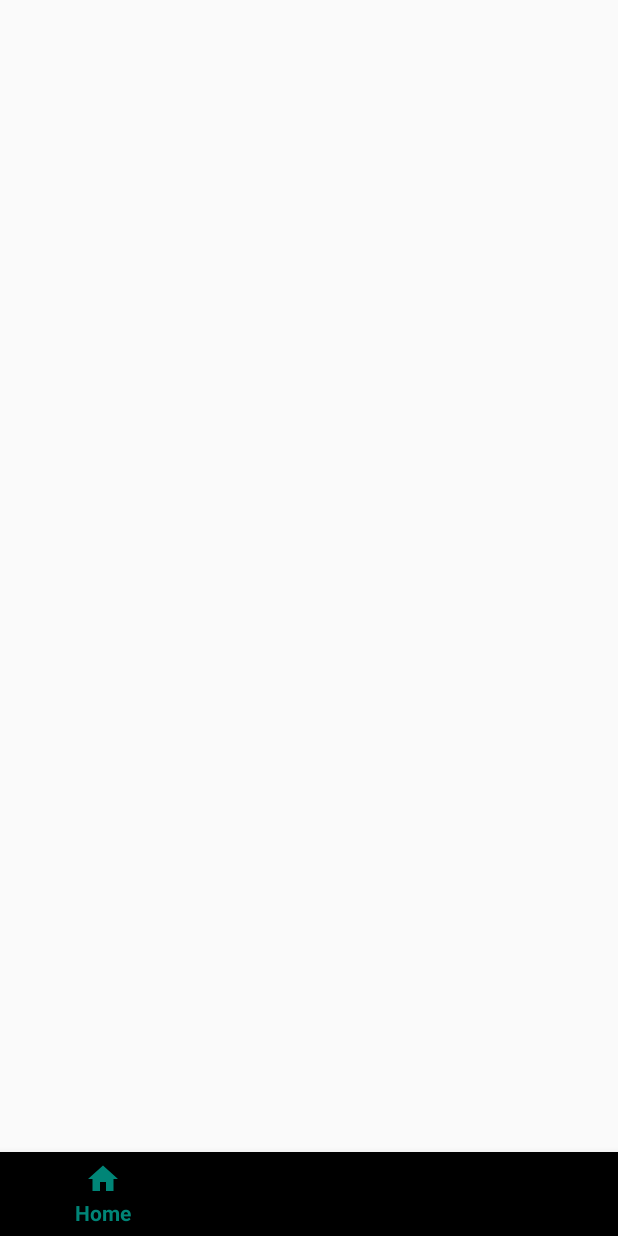
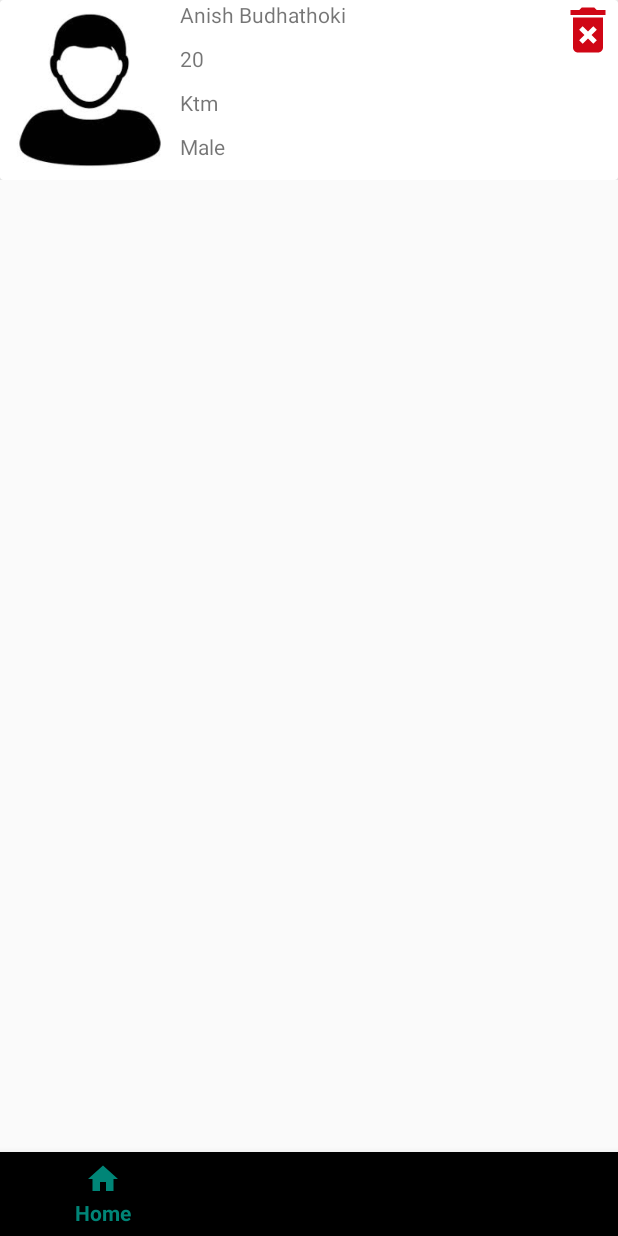
Before and after one commit to anishbudhathoki21/eSoftwarica-3rdAssignment, an Android app: the DashboardActivity screen opened directly, with no data from a screen before it, on a phone screen of 412 x 824 dp. Run offline under Robolectric (Android 15) with nearby library versions, the light colour scheme and no system bars.

Commit message:
ArrayList and Recycler View Complete

```diff
--- a/app/src/main/AndroidManifest.xml
+++ b/app/src/main/AndroidManifest.xml
@@ -13,7 +13,6 @@
         android:theme="@style/AppTheme">
 
         <activity android:name=".Activity.DashboardActivity"></activity>
-        <activity android:name=".Activity.MainActivity" />
         <activity android:name=".Activity.LoginActivity">
             <intent-filter>
                 <action android:name="android.intent.action.MAIN" />
--- a/app/src/main/java/com/anish/esoftwarica/Activity/DashboardActivity.java
+++ b/app/src/main/java/com/anish/esoftwarica/Activity/DashboardActivity.java
@@ -10,14 +10,20 @@ import android.webkit.WebView;
 
 import androidx.appcompat.app.AppCompatActivity;
 import androidx.fragment.app.Fragment;
+import androidx.fragment.app.FragmentTransaction;
 
 import com.anish.esoftwarica.Fragments.fragmentAboutus;
 import com.anish.esoftwarica.Fragments.fragmentAddstd;
 import com.anish.esoftwarica.Fragments.fragmentHome;
+import com.anish.esoftwarica.Model.AddStudent;
 import com.anish.esoftwarica.R;
 import com.google.android.material.bottomnavigation.BottomNavigationView;
 
+import java.util.ArrayList;
+import java.util.List;
+
 public class DashboardActivity extends AppCompatActivity {
+    public static List<AddStudent> addStudents = new ArrayList<>();
 
     @Override
     public void onCreate(Bundle savedInstanceState) {
@@ -25,7 +31,13 @@ public class DashboardActivity extends AppCompatActivity {
         setContentView(R.layout.activity_dashboard);
 
         BottomNavigationView bottomNav = findViewById(R.id.bottom_navigation);
+
+        getSupportFragmentManager().beginTransaction().replace(R.id.FrameLt, new fragmentHome()).commit();
+        addStudents.add(new AddStudent("Anish Budhathoki", "Ktm", "Male", 20, R.drawable.male1));
+
         bottomNav.setOnNavigationItemSelectedListener(navView);
+
+
     }
 
     private BottomNavigationView.OnNavigationItemSelectedListener navView= new BottomNavigationView.OnNavigationItemSelectedListener() {
--- /dev/null
+++ b/app/src/main/java/com/anish/esoftwarica/Adapter/AddStudents.java
@@ -0,0 +1,80 @@
+package com.anish.esoftwarica.Adapter;
+
+import android.content.Context;
+import android.view.LayoutInflater;
+import android.view.View;
+import android.view.ViewGroup;
+import android.widget.ImageView;
+import android.widget.TextView;
+
+import androidx.annotation.NonNull;
+import androidx.recyclerview.widget.RecyclerView;
+
+import com.anish.esoftwarica.Model.AddStudent;
+import com.anish.esoftwarica.R;
+
+import java.util.List;
+
+public class AddStudents extends RecyclerView.Adapter<AddStudents.StudentViewHolder> {
+
+    Context context;
+    List<AddStudent> studentList;
+    public AddStudents(Context context, List<AddStudent> studentList){
+        this.context = context;
+        this.studentList = studentList;
+    }
+    @NonNull
+    @Override
+    public StudentViewHolder onCreateViewHolder(@NonNull ViewGroup parent, int viewType) {
+       View view= LayoutInflater.from(parent.getContext()).inflate(R.layout.student_cardview,parent,false);
+       return new StudentViewHolder(view,context,studentList);
+
+    }
+
+    @Override
+    public void onBindViewHolder(@NonNull StudentViewHolder holder, int position) {
+
+        AddStudent addStudent= studentList.get(position);
+        holder.imgStudent.setImageResource(addStudent.getImage());
+        holder.name.setText(addStudent.getFname());
+        holder.age.setText(addStudent.getAge() + "");
+        holder.gender.setText(addStudent.getGender());
+        holder.address.setText(addStudent.getAddress());
+
+
+    }
+
+    @Override
+    public int getItemCount() {
+        return studentList.size();
+    }
+
+    public class StudentViewHolder extends RecyclerView.ViewHolder
+    {
+        private ImageView imgStudent, imgDel;
+        private TextView name, age, address, gender;
+        Context context;
+        List<AddStudent> list;
+
+        public StudentViewHolder(@NonNull View itemView,Context context,List<AddStudent> studentList) {
+            super(itemView);
+            imgDel=itemView.findViewById(R.id.imgDel);
+            imgStudent = itemView.findViewById(R.id.imgStudent);
+            name=itemView.findViewById(R.id.tvName);
+            age=itemView.findViewById(R.id.tvAge);
+            gender = itemView.findViewById((R.id.tvGender));
+            address=itemView.findViewById(R.id.tvAddress);
+
+            this.context = context;
+            this.list = studentList;
+
+            imgDel.setOnClickListener(new View.OnClickListener() {
+                @Override
+                public void onClick(View v) {
+                    list.remove(getAdapterPosition());
+                    notifyItemRemoved(getAdapterPosition());
+                }
+            });
+        }
+    }
+}
--- a/app/src/main/java/com/anish/esoftwarica/Fragments/fragmentHome.java
+++ b/app/src/main/java/com/anish/esoftwarica/Fragments/fragmentHome.java
@@ -1,6 +1,40 @@
 package com.anish.esoftwarica.Fragments;
 
+import android.os.Bundle;
+import android.view.LayoutInflater;
+import android.view.View;
+import android.view.ViewGroup;
+
+import androidx.annotation.NonNull;
+import androidx.annotation.Nullable;
 import androidx.fragment.app.Fragment;
+import androidx.recyclerview.widget.LinearLayoutManager;
+import androidx.recyclerview.widget.RecyclerView;
+
+import com.anish.esoftwarica.Activity.DashboardActivity;
+import com.anish.esoftwarica.Adapter.AddStudents;
+import com.anish.esoftwarica.Model.AddStudent;
+import com.anish.esoftwarica.R;
+
+import java.util.ArrayList;
+import java.util.List;
 
 public class fragmentHome extends Fragment {
+
+    private RecyclerView recyclerView;
+
+    @Nullable
+    @Override
+    public View onCreateView(@NonNull LayoutInflater inflater, @Nullable ViewGroup container, @Nullable Bundle savedInstanceState) {
+        View view = inflater.inflate(R.layout.home, container, false);
+        recyclerView = view.findViewById(R.id.recylerView);
+
+
+        AddStudents addStudents1 = new AddStudents(getContext(), DashboardActivity.addStudents);
+        recyclerView.setAdapter(addStudents1);
+
+        recyclerView.setLayoutManager(new LinearLayoutManager(getContext()));
+        return view;
+    }
+
 }
--- /dev/null
+++ b/app/src/main/java/com/anish/esoftwarica/Model/AddStudent.java
@@ -0,0 +1,56 @@
+package com.anish.esoftwarica.Model;
+
+public class AddStudent {
+
+    String Fname,Address,Gender;
+    int Age, image;
+
+    public AddStudent(String fname, String address, String gender, int age, int image) {
+        this.Fname = fname;
+        this.Address = address;
+        this.Gender = gender;
+        this.Age = age;
+        this.image = image;
+    }
+
+
+    public String getFname() {
+        return Fname;
+    }
+
+    public void setFname(String fname) {
+        Fname = fname;
+    }
+
+    public String getAddress() {
+        return Address;
+    }
+
+    public void setAddress(String address) {
+        Address = address;
+    }
+
+    public String getGender() {
+        return Gender;
+    }
+
+    public void setGender(String gender) {
+        Gender = gender;
+    }
+
+    public int getAge() {
+        return Age;
+    }
+
+    public void setAge(int age) {
+        Age = age;
+    }
+
+    public int getImage() {
+        return image;
+    }
+
+    public void setImage(int image) {
+        this.image = image;
+    }
+}
--- /dev/null
+++ b/app/src/main/res/drawable/ic_delete_forever_black_24dp.xml
@@ -0,0 +1,5 @@
+<vector android:height="24dp" android:tint="#D00615"
+    android:viewportHeight="24.0" android:viewportWidth="24.0"
+    android:width="24dp" xmlns:android="http://schemas.android.com/apk/res/android">
+    <path android:fillColor="#FF000000" android:pathData="M6,19c0,1.1 0.9,2 2,2h8c1.1,0 2,-0.9 2,-2L18,7L6,7v12zM8.46,11.88l1.41,-1.41L12,12.59l2.12,-2.12 1.41,1.41L13.41,14l2.12,2.12 -1.41,1.41L12,15.41l-2.12,2.12 -1.41,-1.41L10.59,14l-2.13,-2.12zM15.5,4l-1,-1h-5l-1,1L5,4v2h14L19,4z"/>
+</vector>
--- a/app/src/main/res/layout/add_student.xml
+++ b/app/src/main/res/layout/add_student.xml
@@ -1,7 +1,8 @@
 <?xml version="1.0" encoding="utf-8"?>
 <LinearLayout xmlns:android="http://schemas.android.com/apk/res/android"
     android:orientation="vertical" android:layout_width="match_parent"
-    android:layout_height="match_parent">
+    android:layout_height="match_parent"
+    android:padding="30dp">
 
 
     <TextView
@@ -9,7 +10,7 @@
         android:layout_height="wrap_content"
         android:text="Add Student Details"
         android:textSize="30dp"
-        android:layout_marginLeft="65dp"/>
+        android:textAlignment="center"/>
 
     <EditText
         android:id="@+id/etFullname"
--- /dev/null
+++ b/app/src/main/res/layout/home.xml
@@ -0,0 +1,12 @@
+<?xml version="1.0" encoding="utf-8"?>
+<LinearLayout xmlns:android="http://schemas.android.com/apk/res/android"
+    android:orientation="vertical" android:layout_width="match_parent"
+    android:layout_height="match_parent">
+
+    <androidx.recyclerview.widget.RecyclerView
+        android:id="@+id/recylerView"
+        android:layout_width="match_parent"
+        android:layout_height="wrap_content"
+        />
+
+</LinearLayout>
--- /dev/null
+++ b/app/src/main/res/layout/student_cardview.xml
@@ -0,0 +1,64 @@
+<?xml version="1.0" encoding="utf-8"?>
+<androidx.cardview.widget.CardView xmlns:android="http://schemas.android.com/apk/res/android"
+    android:orientation="vertical" android:layout_width="match_parent"
+    android:layout_height="wrap_content">
+
+<RelativeLayout
+    android:layout_width="match_parent"
+    android:layout_height="match_parent"
+    >
+    <ImageView
+        android:id="@+id/imgStudent"
+        android:layout_width="120dp"
+        android:layout_height="120dp"
+
+        />
+    <TextView
+        android:id="@+id/tvName"
+        android:layout_width="wrap_content"
+        android:layout_height="wrap_content"
+
+        android:text="Name"
+        android:layout_toRightOf="@+id/imgStudent"
+        />
+    <TextView
+        android:id="@+id/tvAge"
+        android:layout_width="wrap_content"
+        android:layout_height="wrap_content"
+        android:layout_marginTop="10dp"
+        android:text="Age"
+        android:layout_toRightOf="@+id/imgStudent"
+        android:layout_below="@id/tvName"
+        />
+    <TextView
+        android:id="@+id/tvAddress"
+        android:layout_width="wrap_content"
+        android:layout_height="wrap_content"
+        android:layout_marginTop="10dp"
+        android:text="Address"
+        android:layout_toRightOf="@+id/imgStudent"
+        android:layout_below="@id/tvAge"
+        />
+
+    <TextView
+        android:id="@+id/tvGender"
+        android:layout_width="wrap_content"
+        android:layout_height="wrap_content"
+        android:layout_marginTop="10dp"
+        android:text="Gender"
+        android:layout_toRightOf="@+id/imgStudent"
+        android:layout_below="@id/tvAddress"
+        />
+
+    <ImageView
+        android:id="@+id/imgDel"
+        android:layout_width="40dp"
+        android:layout_height="40dp"
+        android:src="@drawable/ic_delete_forever_black_24dp"
+        android:layout_alignParentEnd="true"
+        android:layout_alignParentRight="true" />
+
+
+</RelativeLayout>
+
+</androidx.cardview.widget.CardView>
```
Also changed, not shown: app/src/main/java/com/anish/esoftwarica/Activity/MainActivity.java (deleted, +0 -16 lines), app/src/main/java/com/anish/esoftwarica/Fragments/fragmentAddstd.java (+70 -1 lines), app/src/main/res/layout/activity_main.xml (deleted, +0 -18 lines), app/src/main/res/drawable-v24/femlae.png (added), app/src/main/res/drawable-v24/male1.jpeg (added), app/src/main/res/drawable-v24/noimage.png (added).
